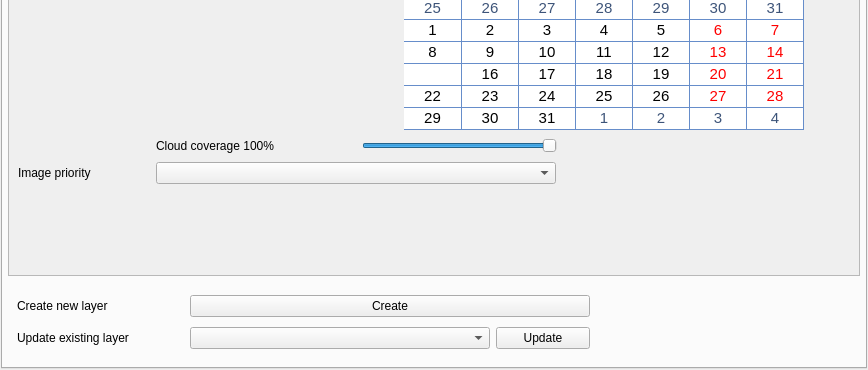
First picture: the form in SentinelHub/SentinelHub_dockwidget_base.ui, repository sentinel-hub/sentinelhub-qgis-plugin, before the edit; both pictures show x 0 to 868 and y 231 to 601 of the 868 by 601 pixel window.
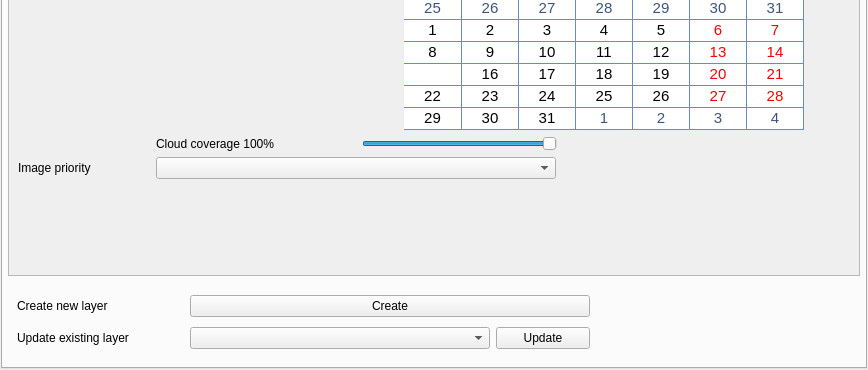
Second picture: the form after the edit.

Commit message: Hiding/showing cloud coverage

Diff of the .ui file:
```diff
--- a/SentinelHub/SentinelHub_dockwidget_base.ui
+++ b/SentinelHub/SentinelHub_dockwidget_base.ui
@@ -905,14 +905,14 @@
                  </widget>
                 </item>
                 <item>
-                 <spacer name="horizontalSpacer_2">
+                 <spacer name="maxccSpacer">
                   <property name="orientation">
                    <enum>Qt::Horizontal</enum>
                   </property>
                   <property name="sizeHint" stdset="0">
                    <size>
                     <width>40</width>
-                    <height>20</height>
+                    <height>0</height>
                    </size>
                   </property>
                  </spacer>
```
Left out of the diff: 16 changed lines with no effect on the pictures. The commit also changes 1 other file.
